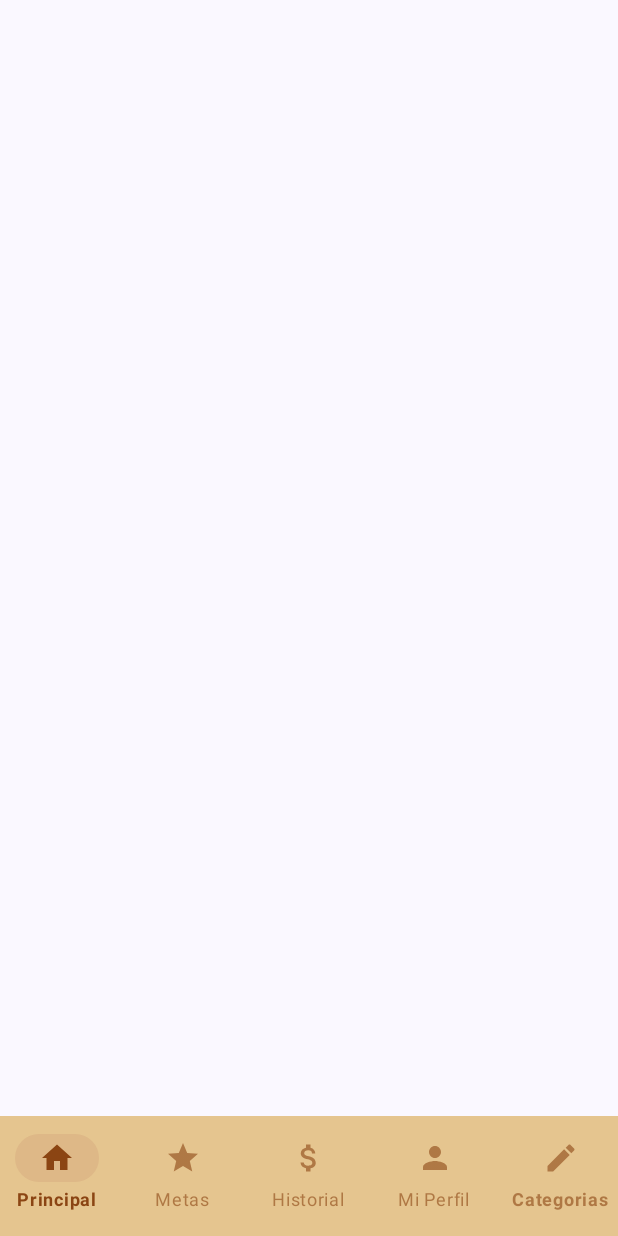
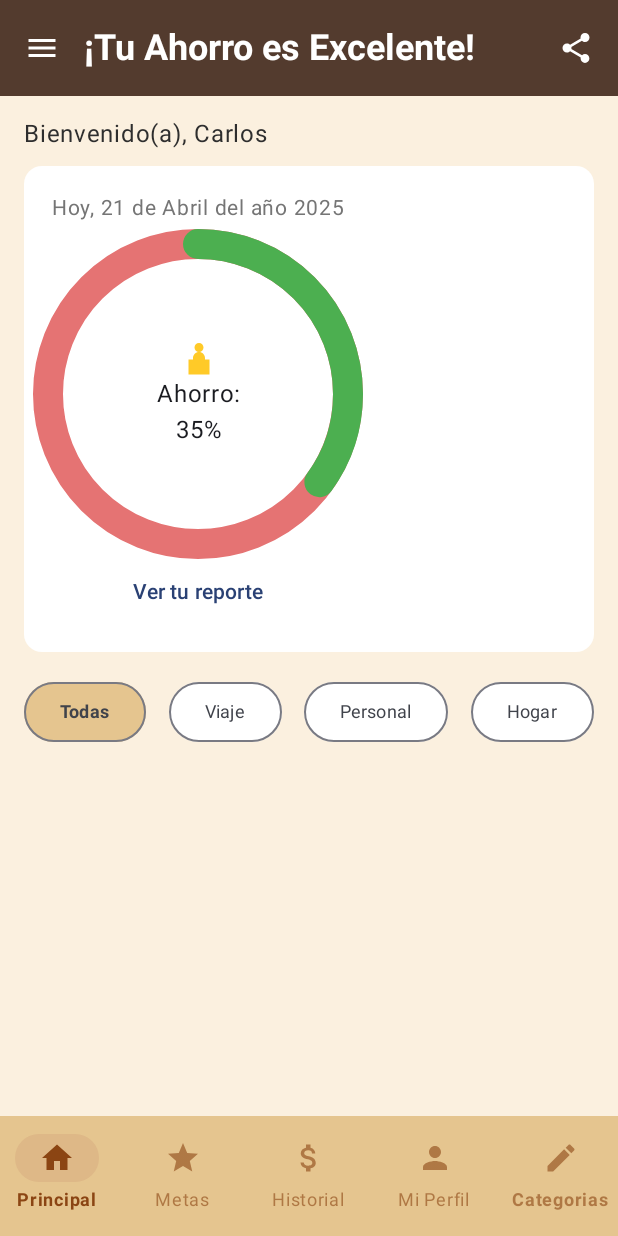
Before and after one commit to CaVassM/PocketMind_MobileApp, an Android app built with Jetpack Compose: the composable DashboardScreen shown on its own in the app's theme, on a phone screen of 412 x 824 dp. Run offline under Robolectric (Android 15) with nearby library versions, the phone set to English and light mode, and no system bars; our stand-ins replace Firebase (no records; nobody signed in at launch, a user with empty details on screens opened directly).

Commit message:
Pantalla Principal

```diff
--- a/app/build.gradle.kts
+++ b/app/build.gradle.kts
@@ -65,4 +65,5 @@ dependencies {
     debugImplementation(libs.androidx.ui.test.manifest)
     implementation("androidx.navigation:navigation-compose:2.9.0")
     implementation("androidx.compose.material:material:1.9.0-alpha03")
+    implementation("androidx.compose.material3:material3:1.2.1")
 }
--- a/app/src/main/java/com/example/ta_movil/ViewModels/dashboard/DashboardViewModel.kt
+++ b/app/src/main/java/com/example/ta_movil/ViewModels/dashboard/DashboardViewModel.kt
@@ -42,7 +42,7 @@ enum class TransactionType {
     EXPENSE
 }
 
-class DashboardViewModel : ViewModel() {
+open class DashboardViewModel : ViewModel() {
     // Estado para las metas de ahorro
     var savingGoals by mutableStateOf<List<SavingGoal>>(emptyList())
         private set
@@ -82,6 +82,11 @@ class DashboardViewModel : ViewModel() {
             loadSavingGoals()
             loadTransactions()
         }
+    }
+
+    // Para fines de preview/test
+    fun setFakeGoals(goals: List<SavingGoal>) {
+        savingGoals = goals
     }
 
     fun loadSavingGoals() {
--- a/app/src/main/java/com/example/ta_movil/Views/dashboard/DashboardScreen.kt
+++ b/app/src/main/java/com/example/ta_movil/Views/dashboard/DashboardScreen.kt
@@ -1,150 +1,229 @@
 package com.example.ta_movil.Views.dashboard
 
+import androidx.compose.foundation.Canvas
+import androidx.compose.foundation.background
 import androidx.compose.foundation.layout.*
 import androidx.compose.foundation.lazy.LazyColumn
 import androidx.compose.foundation.lazy.items
+import androidx.compose.foundation.shape.CircleShape
 import androidx.compose.material.icons.Icons
-import androidx.compose.material.icons.filled.Home
-import androidx.compose.material.icons.filled.Add
-import androidx.compose.material.icons.filled.Build
-import androidx.compose.material.icons.filled.Create
-import androidx.compose.material.icons.filled.DateRange
-import androidx.compose.material.icons.filled.Settings
-import androidx.compose.material.icons.filled.Edit
-import androidx.compose.material.icons.filled.Delete
+import androidx.compose.material.icons.filled.Menu
+import androidx.compose.material.icons.filled.Share
 import androidx.compose.material3.*
 import androidx.compose.runtime.*
+import androidx.compose.ui.Alignment
 import androidx.compose.ui.Modifier
+import androidx.compose.ui.graphics.Color
+import androidx.compose.ui.graphics.StrokeCap
+import androidx.compose.ui.res.painterResource
+import androidx.compose.ui.text.font.FontWeight
+import androidx.compose.ui.text.style.TextAlign
+import androidx.compose.ui.unit.Dp
 import androidx.compose.ui.unit.dp
+import androidx.compose.ui.unit.sp
 import androidx.navigation.NavController
+import com.example.ta_movil.Additionals.ColorsTheme
+import com.example.ta_movil.Components.BottomNavigationBar
+import com.example.ta_movil.R
 import com.example.ta_movil.ViewModels.dashboard.DashboardViewModel
 import com.example.ta_movil.ViewModels.dashboard.Screen
 import com.example.ta_movil.ViewModels.dashboard.SavingGoal
-import com.example.ta_movil.ui.theme.AppTheme
-import androidx.lifecycle.viewmodel.compose.viewModel
-import com.example.ta_movil.Components.BottomNavigationBar
-
 
 @OptIn(ExperimentalMaterial3Api::class)
 @Composable
 fun DashboardScreen(
     navController: NavController,
-    viewModel: DashboardViewModel = viewModel()
+    dashboardViewModel: DashboardViewModel
 ) {
+    val categories = listOf("Todas", "Viaje", "Personal", "Hogar")
+    var selectedCategory by remember { mutableStateOf("Todas") }
+
+    LaunchedEffect(Unit) {
+        dashboardViewModel.loadSavingGoals()
+    }
+
     Scaffold(
-        modifier = Modifier.fillMaxSize(),
+        containerColor = ColorsTheme.backgroundColor,
+        topBar = {
+            TopAppBar(
+                title = {
+                    Text(
+                        "¡Tu Ahorro es Excelente!",
+                        color = Color.White,
+                        fontSize = 24.sp,
+                        fontWeight = FontWeight.Bold
+                    )
+                },
+                navigationIcon = {
+                    IconButton(onClick = { /* Menú */ }) {
+                        Icon(
+                            imageVector = Icons.Default.Menu,
+                            contentDescription = "Menú",
+                            tint = Color.White
+                        )
+                    }
+                },
+                actions = {
+                    IconButton(onClick = { /* Compartir */ }) {
+                        Icon(
+                            imageVector = Icons.Default.Share,
+                            contentDescription = "Compartir",
+                            tint = Color.White
+                        )
+                    }
+                },
+                colors = TopAppBarDefaults.topAppBarColors(
+                    containerColor = ColorsTheme.headerColor
+                )
+            )
+        },
         bottomBar = {
             BottomNavigationBar(
-                currentScreen = viewModel.currentScreen,
+                currentScreen = Screen.Dashboard,
                 onNavigate = { screen ->
-                    viewModel.navigateTo(screen)
                     when (screen) {
                         Screen.Dashboard -> navController.navigate("dashboard")
                         Screen.IngresosEgresos -> navController.navigate("ingresos_egresos")
+                        // Screen.Historial -> navController.navigate("historial")
                         Screen.Configuracion -> navController.navigate("configuracion")
-                        Screen.Goals -> navController.navigate("goals")
-                        Screen.Categorias -> navController.navigate("categorias")
+                        Screen.Goals -> TODO()
+                        Screen.Categorias -> TODO()
                     }
                 }
             )
-        },
-        content = { paddingValues ->
-            Column(
-                modifier = Modifier
-                    .fillMaxSize()
-                    .padding(paddingValues)
+        }
+    ) { paddingValues ->
+        Column(
+            modifier = Modifier
+                .fillMaxSize()
+                .padding(paddingValues)
+                .padding(16.dp)
+        ) {
+            Text(
+                text = "Bienvenido(a), Carlos",
+                style = MaterialTheme.typography.bodyLarge,
+                color = ColorsTheme.primaryText
+            )
+
+            Spacer(modifier = Modifier.height(12.dp))
+
+            Card(
+                modifier = Modifier.fillMaxWidth(),
+                shape = MaterialTheme.shapes.medium,
+                colors = CardDefaults.cardColors(containerColor = ColorsTheme.cardBackground)
             ) {
-                // Lista de metas de ahorro
-                LazyColumn(
-                    modifier = Modifier
-                        .fillMaxWidth()
-                        .weight(1f)
+                Column(
+                    modifier = Modifier.padding(16.dp),
+                    horizontalAlignment = Alignment.CenterHorizontally
                 ) {
-                    items(viewModel.savingGoals) { goal ->
-                        SavingGoalCard(
-                            goal = goal,
-                            onEdit = { /* Implementar edición */ },
-                            onDelete = { /* Implementar eliminación */ }
-                        )
-                        Spacer(modifier = Modifier.height(8.dp))
+                    Text("Hoy, 21 de Abril del año 2025", fontSize = 14.sp, color = ColorsTheme.secondaryText)
+                    Spacer(modifier = Modifier.height(12.dp))
+                    CircularProgressWithCenterText(percentage = 0.35f)
+                    Spacer(modifier = Modifier.height(8.dp))
+                    TextButton(onClick = { /* Ver reporte */ }) {
+                        Text("Ver tu reporte")
                     }
                 }
             }
-        }
-    )
-}
 
+            Spacer(modifier = Modifier.height(16.dp))
 
-
-@Composable
-fun SavingGoalCard(
-    goal: SavingGoal,
-    onEdit: () -> Unit,
-    onDelete: () -> Unit
-) {
-    Card(
-        modifier = Modifier
-            .fillMaxWidth()
-            .padding(horizontal = 16.dp),
-        colors = CardDefaults.cardColors(
-            containerColor = AppTheme.primaryBackground
-        )
-    ) {
-        Column(
-            modifier = Modifier.padding(16.dp)
-        ) {
             Row(
                 modifier = Modifier.fillMaxWidth(),
                 horizontalArrangement = Arrangement.SpaceBetween
             ) {
-                Column {
-                    Text(
-                        text = goal.name,
-                        style = MaterialTheme.typography.titleMedium,
-                        color = AppTheme.primaryText
-                    )
-                    Text(
-                        text = "${goal.currentAmount} / ${goal.targetAmount}",
-                        style = MaterialTheme.typography.bodyMedium,
-                        color = AppTheme.primaryText
-                    )
-                }
-                Row {
-                    IconButton(onClick = onEdit) {
-                        Icon(
-                            imageVector = Icons.Filled.Edit,
-                            contentDescription = "Editar"
+                categories.forEach { category ->
+                    OutlinedButton(
+                        onClick = { selectedCategory = category },
+                        colors = ButtonDefaults.outlinedButtonColors(
+                            containerColor = if (selectedCategory == category) Color(0xFFE5C58F) else Color.White
                         )
-                    }
-                    IconButton(onClick = onDelete) {
-                        Icon(
-                            imageVector = Icons.Filled.Delete,
-                            contentDescription = "Eliminar"
+                    ) {
+                        Text(
+                            text = category,
+                            fontSize = 12.sp,
+                            fontWeight = if (selectedCategory == category) FontWeight.Bold else FontWeight.Normal
                         )
                     }
                 }
             }
 
-            // Barra de progreso
+            Spacer(modifier = Modifier.height(12.dp))
+
+            LazyColumn(modifier = Modifier.fillMaxSize()) {
+                items(dashboardViewModel.savingGoals.filter {
+                    selectedCategory == "Todas" || it.name.contains(selectedCategory, ignoreCase = true)
+                }) { goal ->
+                    SavingGoalCard(goal)
+                }
+            }
+        }
+    }
+}
+
+@Composable
+fun CircularProgressWithCenterText(
+    percentage: Float,
+    radius: Dp = 100.dp,
+    strokeWidth: Dp = 20.dp
+) {
+    Box(
+        contentAlignment = Alignment.Center,
+        modifier = Modifier.size(radius * 2)
+    ) {
+        Canvas(modifier = Modifier.size(radius * 2)) {
+            val sweep = 360 * percentage
+            drawArc(
+                color = Color(0xFFE57373),
+                startAngle = 0f,
+                sweepAngle = 360f,
+                useCenter = false,
+                style = androidx.compose.ui.graphics.drawscope.Stroke(width = strokeWidth.toPx(), cap = StrokeCap.Round)
+            )
+            drawArc(
+                color = Color(0xFF4CAF50),
+                startAngle = -90f,
+                sweepAngle = sweep,
+                useCenter = false,
+                style = androidx.compose.ui.graphics.drawscope.Stroke(width = strokeWidth.toPx(), cap = StrokeCap.Round)
+            )
+        }
+        Column(horizontalAlignment = Alignment.CenterHorizontally) {
+            Icon(
+                painter = painterResource(id = R.drawable.ic_medal),
+                contentDescription = "Medal Icon",
+                tint = Color.Unspecified
+            )
+            Text("Ahorro:\n${(percentage * 100).toInt()}%", textAlign = TextAlign.Center)
+        }
+    }
+}
+
+@Composable
+fun SavingGoalCard(goal: SavingGoal) {
+    Card(
+        modifier = Modifier
+            .fillMaxWidth()
+            .padding(vertical = 6.dp),
+        shape = MaterialTheme.shapes.medium,
+        elevation = CardDefaults.cardElevation(4.dp)
+    ) {
+        Column(modifier = Modifier.padding(16.dp)) {
+            Text(text = goal.name, fontWeight = FontWeight.Bold, color = ColorsTheme.primaryText)
+            Spacer(modifier = Modifier.height(8.dp))
             LinearProgressIndicator(
-                progress = { (goal.currentAmount / goal.targetAmount).toFloat() },
-                modifier = Modifier.fillMaxWidth(),
-                color = MaterialTheme.colorScheme.primary,
-                trackColor = MaterialTheme.colorScheme.surfaceVariant
+                progress = (goal.currentAmount / goal.targetAmount).toFloat(),
+                modifier = Modifier
+                    .fillMaxWidth()
+                    .height(12.dp),
+                color = Color(0xFF4CAF50)
+            )
+            Spacer(modifier = Modifier.height(4.dp))
+            Text(
+                text = "${(goal.currentAmount / goal.targetAmount * 100).toInt()}%",
+                fontSize = 12.sp,
+                color = ColorsTheme.secondaryText
             )
         }
     }
 }
-
-// Extension para obtener el icono de cada pantalla
-val Screen.icon: @Composable () -> Unit
-    @Composable
-    get() = {
-        when (this) {
-            Screen.Dashboard -> Icon(Icons.Filled.Home, contentDescription = "Dashboard")
-            Screen.IngresosEgresos -> Icon(Icons.Filled.Add, contentDescription = "Ingresos y Egresos")
-            Screen.Configuracion -> Icon(Icons.Filled.Settings, contentDescription = "Configuración")
-            Screen.Goals -> Icon(Icons.Filled.Build, contentDescription = "Metas Personales")
-            Screen.Categorias -> Icon(Icons.Filled.Create, contentDescription = "Metas Personales")
-        }
-    }
--- /dev/null
+++ b/app/src/main/res/drawable/ic_medal.xml
@@ -0,0 +1,7 @@
+<vector xmlns:android="http://schemas.android.com/apk/res/android"
+    android:width="24dp" android:height="24dp"
+    android:viewportWidth="24" android:viewportHeight="24">
+    <path
+        android:fillColor="#FFCA28"
+        android:pathData="M12 2C10.34 2 9 3.34 9 5s1.34 3 3 3 3-1.34 3-3 -1.34-3 -3-3zm0 6c-2.21 0-4 1.79-4 4v1H5v10h14V13h-3v-1c0-2.21-1.79-4-4-4z"/>
+</vector>
```
Also changed, not shown: app/src/main/res/drawable/ic_logout.xml (added, +7 -0 lines), app/src/main/res/drawable/ic_menu.xml (added, +7 -0 lines).
